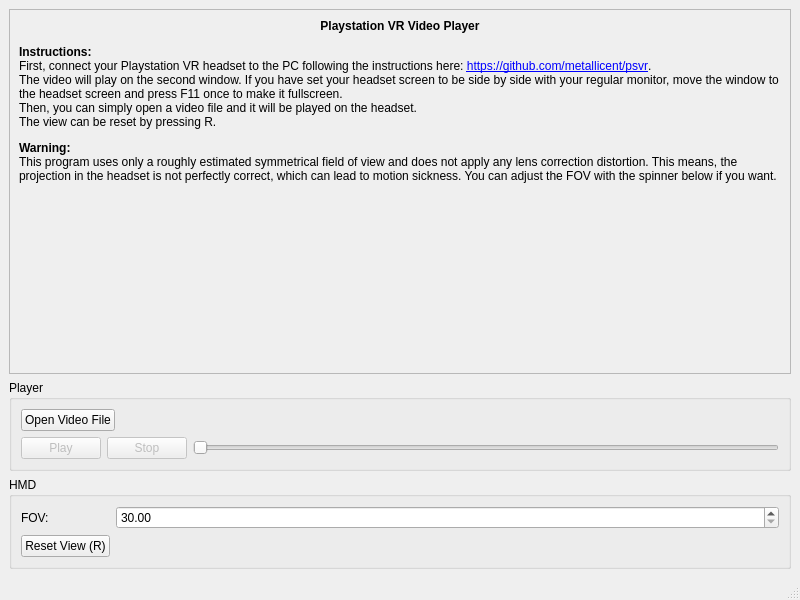
Above: src/mainwindow.ui from thestr4ng3r/psvr before the change. Below: the same form after it.
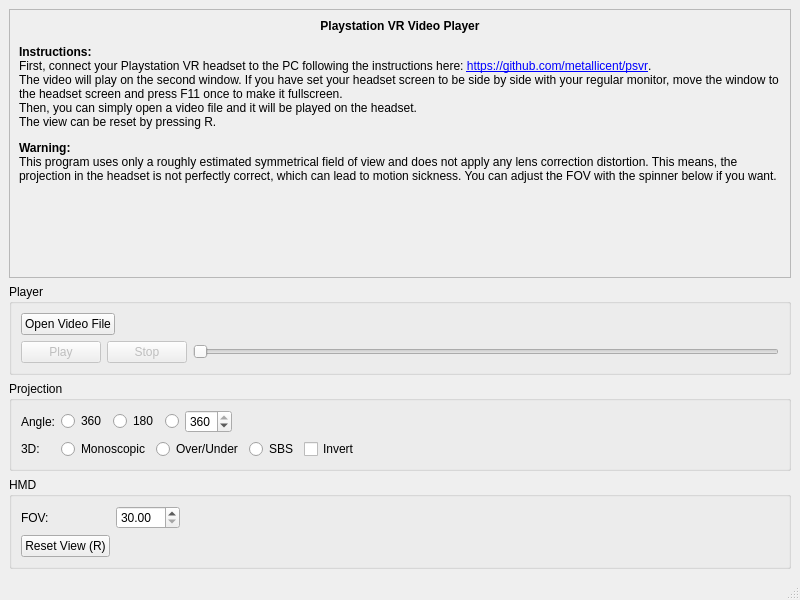
That is the form after the change.

Commit message: Projection Settings GUI

Diff of the .ui file:
```diff
--- a/src/mainwindow.ui
+++ b/src/mainwindow.ui
@@ -25,8 +25,8 @@
         <rect>
          <x>0</x>
          <y>0</y>
-         <width>780</width>
-         <height>280</height>
+         <width>767</width>
+         <height>229</height>
         </rect>
        </property>
        <layout class="QVBoxLayout" name="verticalLayout_4">
@@ -149,6 +149,163 @@
       </layout>
      </widget>
     </item>
+    <item>
+     <widget class="QGroupBox" name="groupBox_3">
+      <property name="title">
+       <string>Projection</string>
+      </property>
+      <layout class="QFormLayout" name="formLayout_2">
+       <item row="0" column="0">
+        <widget class="QLabel" name="label_3">
+         <property name="text">
+          <string>Angle:</string>
+         </property>
+        </widget>
+       </item>
+       <item row="2" column="0">
+        <widget class="QLabel" name="label_4">
+         <property name="text">
+          <string>3D:</string>
+         </property>
+        </widget>
+       </item>
+       <item row="2" column="1">
+        <widget class="QWidget" name="horizontalWidget_4" native="true">
+         <layout class="QHBoxLayout" name="horizontalLayout_7">
+          <property name="leftMargin">
+           <number>0</number>
+          </property>
+          <property name="topMargin">
+           <number>0</number>
+          </property>
+          <property name="rightMargin">
+           <number>0</number>
+          </property>
+          <property name="bottomMargin">
+           <number>0</number>
+          </property>
+          <item>
+           <widget class="QRadioButton" name="StereoMonoscopicRadioButton">
+            <property name="text">
+             <string>Monoscopic</string>
+            </property>
+           </widget>
+          </item>
+          <item>
+           <widget class="QRadioButton" name="StereoOverUnderRadioButton">
+            <property name="text">
+             <string>Over/Under</string>
+            </property>
+           </widget>
+          </item>
+          <item>
+           <widget class="QRadioButton" name="StereoSBSRadioButton">
+            <property name="text">
+             <string>SBS</string>
+            </property>
+           </widget>
+          </item>
+          <item>
+           <widget class="QCheckBox" name="StereoInvertCheckBox">
+            <property name="text">
+             <string>Invert</string>
+            </property>
+           </widget>
+          </item>
+          <item>
+           <spacer name="horizontalSpacer_4">
+            <property name="orientation">
+             <enum>Qt::Horizontal</enum>
+            </property>
+            <property name="sizeHint" stdset="0">
+             <size>
+              <width>40</width>
+              <height>20</height>
+             </size>
+            </property>
+           </spacer>
+          </item>
+         </layout>
+        </widget>
+       </item>
+       <item row="0" column="1">
+        <widget class="QWidget" name="horizontalWidget" native="true">
+         <layout class="QHBoxLayout" name="horizontalLayout_3">
+          <property name="leftMargin">
+           <number>0</number>
+          </property>
+          <property name="topMargin">
+           <number>0</number>
+          </property>
+          <property name="rightMargin">
+           <number>0</number>
+          </property>
+          <property name="bottomMargin">
+           <number>0</number>
+          </property>
+          <item>
+           <widget class="QRadioButton" name="Angle360RadioButton">
+            <property name="text">
+             <string>360</string>
+            </property>
+           </widget>
+          </item>
+          <item>
+           <widget class="QRadioButton" name="Angle180RadioButton">
+            <property name="text">
+             <string>180</string>
+            </property>
+           </widget>
+          </item>
+          <item>
+           <layout class="QHBoxLayout" name="horizontalLayout_4">
+            <item>
+             <widget class="QRadioButton" name="AngleCustomRadioButton">
+              <property name="text">
+               <string/>
+              </property>
+             </widget>
+            </item>
+            <item>
+             <widget class="QDoubleSpinBox" name="AngleCustomSpinBox">
+              <property name="decimals">
+               <number>0</number>
+              </property>
+              <property name="minimum">
+               <double>45.000000000000000</double>
+              </property>
+              <property name="maximum">
+               <double>360.000000000000000</double>
+              </property>
+              <property name="singleStep">
+               <double>45.000000000000000</double>
+              </property>
+              <property name="value">
+               <double>360.000000000000000</double>
+              </property>
+             </widget>
+            </item>
+           </layout>
+          </item>
+          <item>
+           <spacer name="horizontalSpacer_2">
+            <property name="orientation">
+             <enum>Qt::Horizontal</enum>
+            </property>
+            <property name="sizeHint" stdset="0">
+             <size>
+              <width>40</width>
+              <height>20</height>
+             </size>
+            </property>
+           </spacer>
+          </item>
+         </layout>
+        </widget>
+       </item>
+      </layout>
+     </widget>
+    </item>
     <item>
      <widget class="QGroupBox" name="groupBox_2">
       <property name="sizePolicy">
@@ -161,19 +318,6 @@
        <string>HMD</string>
       </property>
       <layout class="QFormLayout" name="formLayout">
-       <item row="1" column="1">
-        <widget class="QDoubleSpinBox" name="FOVDoubleSpinBox">
-         <property name="minimum">
-          <double>30.000000000000000</double>
-         </property>
-         <property name="maximum">
-          <double>180.000000000000000</double>
-         </property>
-         <property name="singleStep">
-          <double>0.500000000000000</double>
-         </property>
-        </widget>
-       </item>
        <item row="1" column="0">
         <widget class="QLabel" name="label_2">
          <property name="text">
@@ -188,6 +332,36 @@
          </property>
         </widget>
        </item>
+       <item row="1" column="1">
+        <layout class="QHBoxLayout" name="horizontalLayout_6">
+         <item>
+          <widget class="QDoubleSpinBox" name="FOVDoubleSpinBox">
+           <property name="minimum">
+            <double>30.000000000000000</double>
+           </property>
+           <property name="maximum">
+            <double>180.000000000000000</double>
+           </property>
+           <property name="singleStep">
+            <double>0.500000000000000</double>
+           </property>
+          </widget>
+         </item>
+         <item>
+          <spacer name="horizontalSpacer_3">
+           <property name="orientation">
+            <enum>Qt::Horizontal</enum>
+           </property>
+           <property name="sizeHint" stdset="0">
+            <size>
+             <width>40</width>
+             <height>20</height>
+            </size>
+           </property>
+          </spacer>
+         </item>
+        </layout>
+       </item>
       </layout>
      </widget>
     </item>
```
Left out of the diff: 2 changed lines with no effect on the pictures.
